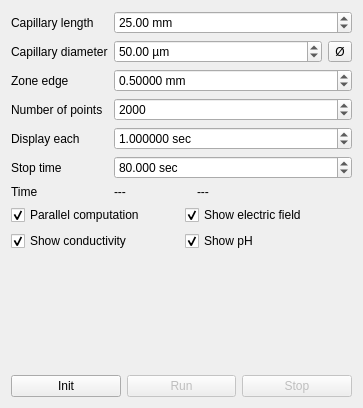
hobrasoft/simul6, file src/computecontrol.ui: the form before one commit.
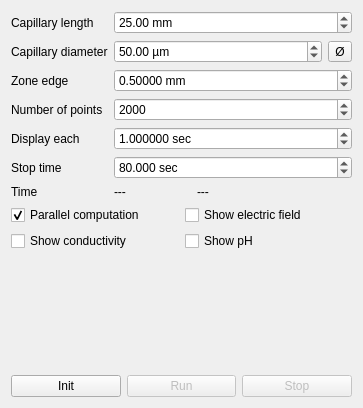
The form after the commit.

The edit to the form file:
```diff
--- a/src/computecontrol.ui
+++ b/src/computecontrol.ui
@@ -213,9 +213,6 @@
        <property name="text">
         <string>Show electric field</string>
        </property>
-       <property name="checked">
-        <bool>true</bool>
-       </property>
       </widget>
      </item>
      <item row="1" column="0">
@@ -224,7 +221,7 @@
         <string>Show conductivity</string>
        </property>
        <property name="checked">
-        <bool>true</bool>
+        <bool>false</bool>
        </property>
       </widget>
      </item>
@@ -233,9 +230,6 @@
        <property name="text">
         <string>Show pH</string>
        </property>
-       <property name="checked">
-        <bool>true</bool>
-       </property>
       </widget>
      </item>
     </layout>
```
